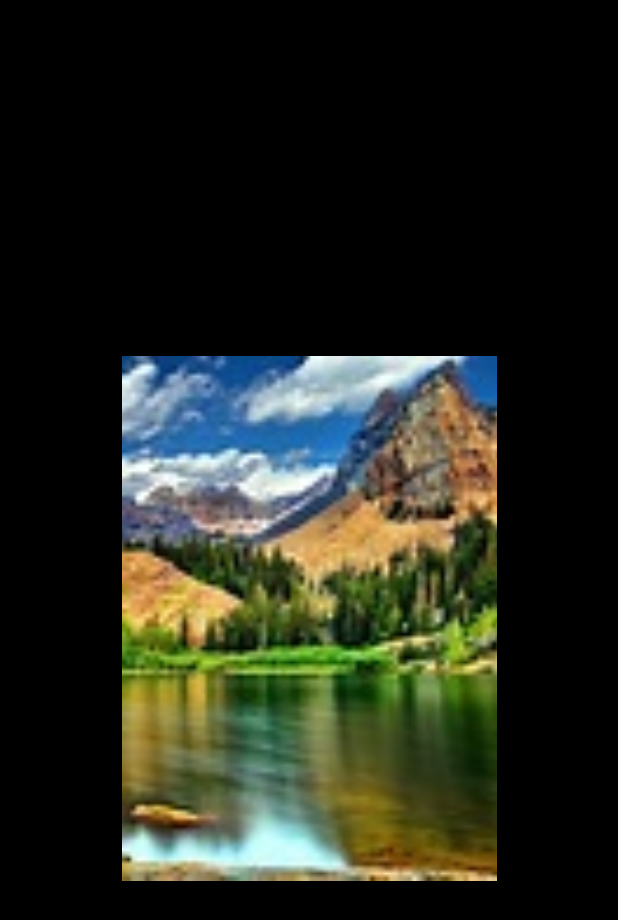
After one commit to PsdeveloperFlutter/lufickapp, a Flutter app: the Flip3D screen opened directly, on a phone screen of 412 x 824 dp. The commit adds this screen. Shown: the top 920 px of the screen. Run offline on Flutter 3.47's test engine with Material 3 defaults, Android fonts, the light colour scheme and no system bars; our stand-ins replace cloud_firestore, dash_chat_2, file_picker, firebase_auth, firebase_core, flip_card and 26 more; missing offline and left inert: firebase_app_check, flutter_date_picker_timeline, flutter_pdfview, highlight_text, particles_flutter; accounts and stored records are empty.

Commit message:
feat: Add flipping card animation and update assets
This commit introduces a new flipping card animation implemented using `TweenAnimationBuilder` and `Transform` widgets to create a 3D card flip effect.
- Added `Flipping Card.dart` to implement the flipping card animation.
- Updated `assets.dart` to include a new asset path for Flipping Card.
- Commented out the code in `AnimatedProgressButton2.dart` which was redundant or unused code.

```diff
--- /dev/null
+++ b/lib/Animation_in_Flutter/Flipping Card.dart
@@ -0,0 +1,56 @@
+import 'package:flutter/material.dart';
+import 'dart:math';
+
+class Flip3D extends StatefulWidget {
+  const Flip3D({super.key});
+
+  @override
+  State<Flip3D> createState() => _Flip3DState();
+}
+
+class _Flip3DState extends State<Flip3D> {
+  bool isFlipped = false;
+
+  @override
+  Widget build(BuildContext context) {
+    return Scaffold(
+      backgroundColor: Colors.black,
+      body: Center(
+        child: GestureDetector(
+          onTap: () {
+            setState(() {
+              isFlipped = !isFlipped;
+            });
+          },
+          child: TweenAnimationBuilder(
+            tween: Tween<double>(begin: 0, end: isFlipped ? 180 : 0),
+            duration: Duration(milliseconds: 600),
+            builder: (context, double value, child) {
+              bool isBack = value >= 90;
+              return Transform(
+                alignment: Alignment.center,
+                transform: Matrix4.identity()
+                  ..setEntry(3, 2, 0.002) // Perspective effect
+                  ..rotateY(pi * value / 180), // Rotate based on value
+                child: isBack
+                    ? Transform(
+                  alignment: Alignment.center,
+                  transform: Matrix4.identity()..rotateY(pi),
+                  child: Image.asset("assets/images/nature1.jpg",
+                      width: 250, height: 350, fit: BoxFit.cover),
+                )
+                    : Image.asset("assets/images/nature2.jpg",
+                    width: 250, height: 350, fit: BoxFit.cover),
+              );
+            },
+          ),
+        ),
+      ),
+    );
+  }
+}
+void main(){
+  runApp(MaterialApp(
+  home:Flip3D()
+  ));
+}
```
Also changed, not shown: lib/Animation_in_Flutter/AnimatedProgressButton2.dart (+79 -79 lines), lib/generated/assets.dart.
